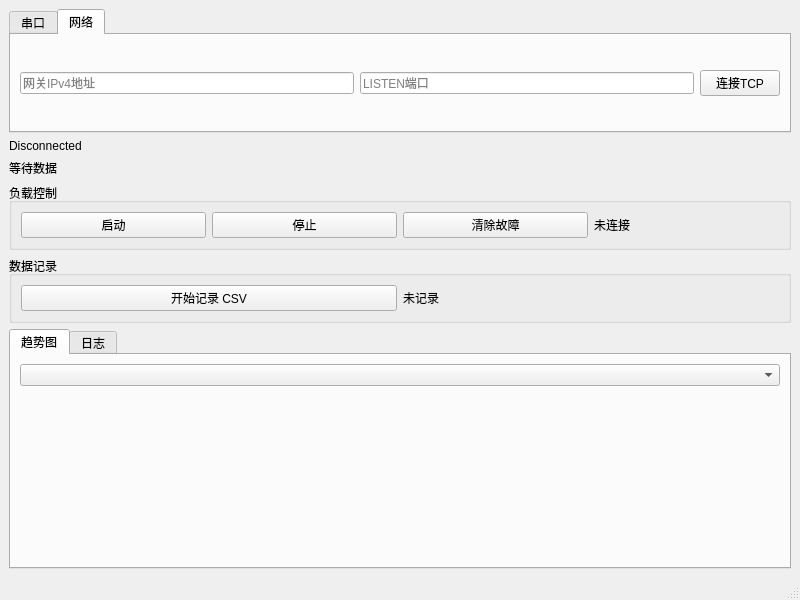
This is host/bms_monitor/mainwindow.ui in Devi1Fairy/stm32-bms-prototype as Qt 5 draws it before an edit. The edited form follows.
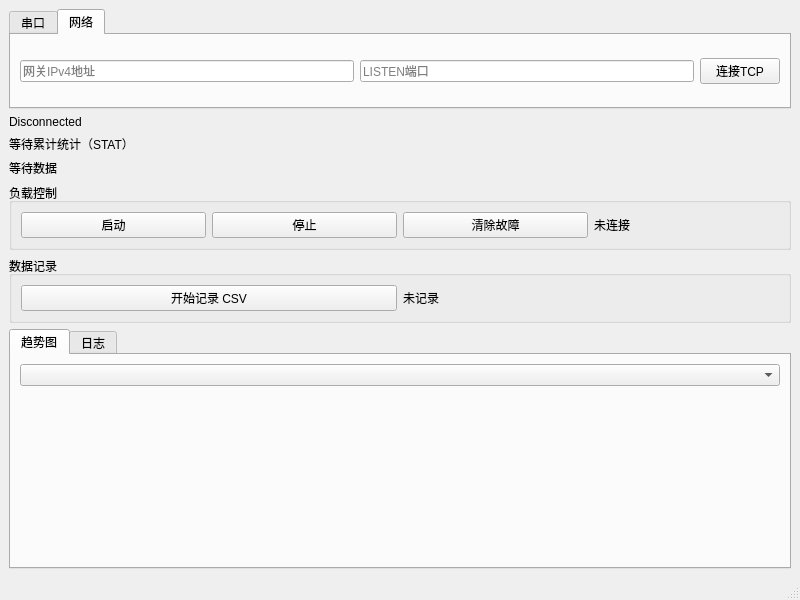
This is the edited form. Custom widgets are drawn as their Qt base class.

Commit message: feat: display energy statistics and extend CSV records

What changed in the file:
```diff
--- a/host/bms_monitor/mainwindow.ui
+++ b/host/bms_monitor/mainwindow.ui
@@ -88,6 +88,13 @@
       </item>
      </layout>
     </item>
+    <item>
+     <widget class="QLabel" name="statisticsLabel">
+      <property name="text">
+       <string>等待累计统计（STAT）</string>
+      </property>
+     </widget>
+    </item>
     <item>
      <widget class="QLabel" name="telemetryLabel">
       <property name="text">
```
The commit also changes 24 other files.
